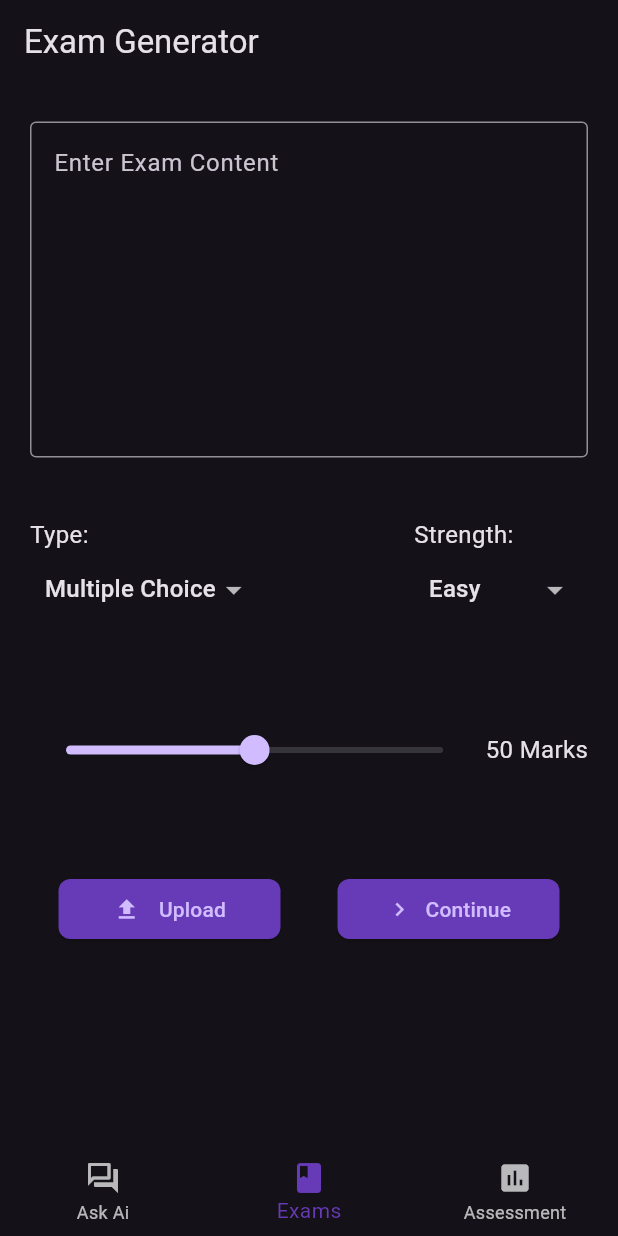
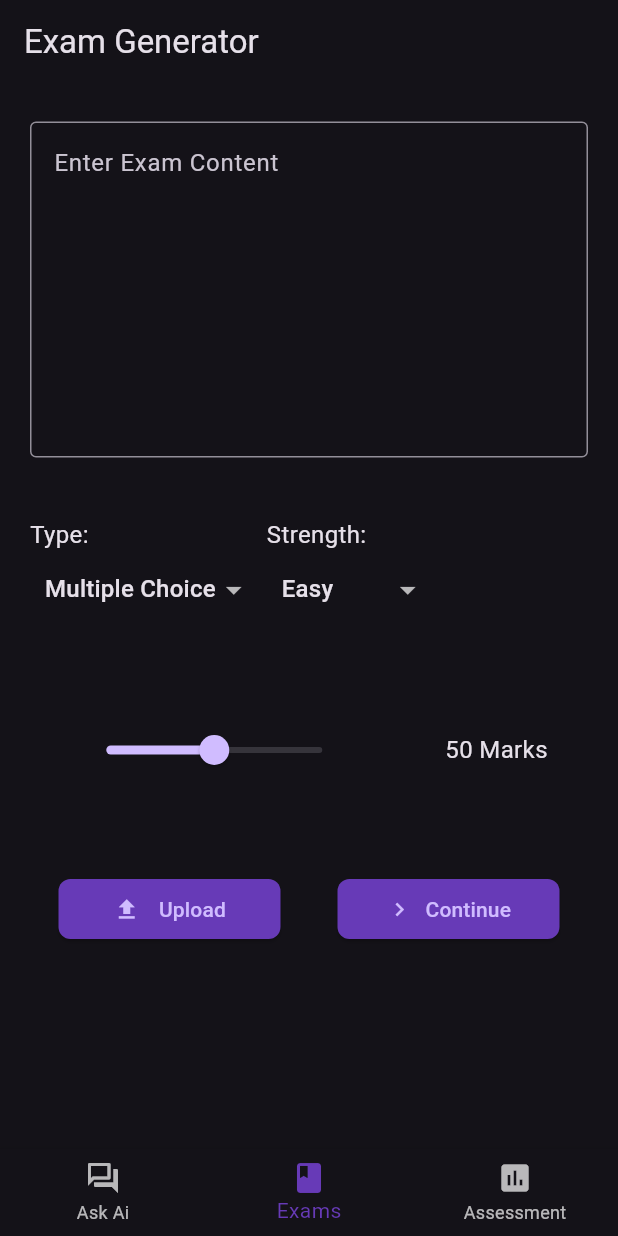
Before and after one commit to rufaromugabe/eureka, a Flutter app: the screen it shows after launch, item 2 of the bottom bar chosen, after a tap on "Upload", on a phone screen of 412 x 824 dp. Run offline on Flutter 3.47's test engine with Material 3 defaults, Android fonts, the light colour scheme and no system bars; our stand-ins replace camera, file_picker, flutter_markdown, google_generative_ai, image_picker, percent_indicator and 1 more; missing offline and left inert: docx_to_text.

Commit message:
another update2

```diff
--- a/lib/Ask.dart
+++ b/lib/Ask.dart
@@ -1,42 +1,40 @@
-import 'package:flutter/material.dart';
+import 'dart:async';
+import 'dart:io';
+import 'package:eureka/main.dart';
+import 'package:permission_handler/permission_handler.dart';
+import 'package:flutter/services.dart';
 import 'package:flutter_markdown/flutter_markdown.dart';
 import 'package:google_generative_ai/google_generative_ai.dart';
+import 'package:image_picker/image_picker.dart';
+import 'package:path/path.dart' as path;
+import 'package:docx_to_text/docx_to_text.dart';
+import 'package:flutter/material.dart';
+import 'package:file_picker/file_picker.dart';
+
+double lenSliderValue = 50;
+final ImagePicker _picker = ImagePicker();
+XFile? image;
+
+Image? imageFIle = Image.asset('assets/images/placeholder.jpg');
 
 class AskAi extends StatefulWidget {
-  const AskAi({super.key});
+  const AskAi({
+    super.key,
+  });
 
   @override
-  State<AskAi> createState() => _AskAiState();
+  _AskAiState createState() => _AskAiState();
 }
 
 class _AskAiState extends State<AskAi> {
-  String? apiKey;
-
-  @override
-  Widget build(BuildContext context) {
-    return Scaffold(
-        appBar: AppBar(
-          title: const Text('Ask AI'),
-        ),
-        body: const ChatWidget());
-  }
-}
-
-class ChatWidget extends StatefulWidget {
-  const ChatWidget({super.key});
-
-  final String apiKey = "AIzaSyDRiI5PgPjGCoWOjOZxSf0a5P_6lirLPQc";
-
-  @override
-  State<ChatWidget> createState() => _ChatWidgetState();
-}
-
-class _ChatWidgetState extends State<ChatWidget> {
+  final _controller = TextEditingController();
+  final _controller1 = TextEditingController();
+  int askindex = 0;
+  String? _response = "";
+  String data = "no data provided please upload a content";
   late final GenerativeModel _model;
   late final ChatSession _chat;
-  final ScrollController _scrollController = ScrollController();
-  final TextEditingController _textController = TextEditingController();
-  final FocusNode _textFieldFocus = FocusNode(debugLabel: 'TextField');
+
   bool _loading = false;
 
   @override
@@ -44,169 +42,196 @@ class _ChatWidgetState extends State<ChatWidget> {
     super.initState();
     _model = GenerativeModel(
       model: 'gemini-1.5-pro-latest',
-      apiKey: widget.apiKey,
+      apiKey: apiKey,
+      systemInstruction: Content.text(
+          "Use this data provided as your knowledge to respond to all questions strictly "),
     );
     _chat = _model.startChat();
   }
 
-  void _scrollDown() {
-    WidgetsBinding.instance.addPostFrameCallback(
-      (_) => _scrollController.animateTo(
-        _scrollController.position.maxScrollExtent,
-        duration: const Duration(
-          milliseconds: 750,
-        ),
-        curve: Curves.easeOutCirc,
-      ),
-    );
-  }
-
-  @override
-  Widget build(BuildContext context) {
-    final history = _chat.history.toList();
-    return Padding(
-      padding: const EdgeInsets.all(8.0),
-      child: Column(
-        mainAxisAlignment: MainAxisAlignment.center,
-        crossAxisAlignment: CrossAxisAlignment.start,
-        children: [
-          Expanded(
-            child: ListView.builder(
-              controller: _scrollController,
-              itemBuilder: (context, idx) {
-                final content = history[idx];
-                final text = content.parts
-                    .whereType<TextPart>()
-                    .map<String>((e) => e.text)
-                    .join('');
-                return MessageWidget(
-                  text: text,
-                  isFromUser: content.role == 'user',
-                );
-              },
-              itemCount: history.length,
-            ),
-          ),
-          Padding(
-            padding: const EdgeInsets.symmetric(
-              vertical: 25,
-              horizontal: 15,
-            ),
-            child: Row(
-              children: [
-                Expanded(
-                  child: TextField(
-                    autofocus: true,
-                    focusNode: _textFieldFocus,
-                    decoration:
-                        textFieldDecoration(context, 'Enter a prompt...'),
-                    controller: _textController,
-                    onSubmitted: (String value) {
-                      _sendChatMessage(value);
-                    },
-                  ),
-                ),
-                const SizedBox.square(dimension: 15),
-                if (!_loading)
-                  IconButton(
-                    onPressed: () async {
-                      _sendChatMessage(_textController.text);
-                    },
-                    icon: Icon(
-                      Icons.send,
-                      color: Theme.of(context).colorScheme.primary,
-                    ),
-                  )
-                else
-                  const CircularProgressIndicator(),
-              ],
-            ),
-          ),
-        ],
-      ),
-    );
-  }
-
-  Future<void> _sendChatMessage(String message) async {
+  Future<String> getResponse(String message) async {
     setState(() {
       _loading = true;
     });
-
     try {
       final response = await _chat.sendMessage(
         Content.text(message),
       );
-      final text = response.text;
+      _response = response.text;
 
-      if (text == null) {
-        _showError('Empty response.');
-        return;
+      if (_response == null) {
+        return 'Empty response.';
       } else {
         setState(() {
           _loading = false;
-          _scrollDown();
         });
+        return _response!;
       }
     } catch (e) {
-      _showError(e.toString());
-      setState(() {
-        _loading = false;
-      });
-    } finally {
-      _textController.clear();
-      setState(() {
-        _loading = false;
-      });
-      _textFieldFocus.requestFocus();
+      showDialog(
+        context: context,
+        builder: (BuildContext context) {
+          return AlertDialog(
+            title: Text('Connection Error'),
+            content: Text(e.toString()),
+            actions: <Widget>[
+              TextButton(
+                child: Text('Close'),
+                onPressed: () {
+                  Navigator.of(context).pop();
+                },
+              ),
+            ],
+          );
+        },
+      );
+      print(e.toString());
+      return 'Error: ${e.toString()}';
     }
   }
 
-  void _showError(String message) {
+  Future<void> pickAndReadFile() async {
+    var status = await Permission.storage.status;
+    if (!status.isGranted) {
+      status = await Permission.storage.request();
+      if (!status.isGranted) {
+        return;
+      }
+    }
+    FilePickerResult? result = await FilePicker.platform.pickFiles();
+
+    if (result != null) {
+      File file = File(result.files.single.path!);
+      String extension = path.extension(file.path);
+
+      if (extension == '.docx') {
+        final bytes = await file.readAsBytes();
+        final fileContent = docxToText(bytes);
+        data = fileContent;
+        _controller.text = fileContent;
+      } else if (extension == '.txt') {
+        String fileContent = await file.readAsString();
+        _controller.text = fileContent;
+      } else {
         showDialog(
           context: context,
-      builder: (context) {
+          builder: (BuildContext context) {
             return AlertDialog(
-          title: const Text('Something went wrong'),
-          content: SingleChildScrollView(
-            child: Text(message),
-          ),
-          actions: [
+              title: const Text('File Error'),
+              content: const Text('Unsupported file type'),
+              actions: <Widget>[
                 TextButton(
+                  child: const Text('Close'),
                   onPressed: () {
                     Navigator.of(context).pop();
                   },
-              child: const Text('OK'),
-            )
+                ),
               ],
             );
           },
         );
       }
+    } else {}
   }
 
-class MessageWidget extends StatelessWidget {
-  const MessageWidget({
-    super.key,
-    required this.text,
-    required this.isFromUser,
+  @override
+  build(BuildContext context) {
+    return Scaffold(
+      appBar: AppBar(
+        title: const Text('Ask Document'),
+      ),
+      body: Padding(
+        padding: const EdgeInsets.all(20.0),
+        child: SingleChildScrollView(
+          physics: BouncingScrollPhysics(),
+          child: Column(
+            mainAxisAlignment: MainAxisAlignment.center,
+            children: [
+              const SizedBox(
+                height: 5,
+              ),
+              Row(
+                children: [
+                  Expanded(
+                    child: Container(
+                      alignment: Alignment.center,
+                      height: 80,
+                      child: TextField(
+                        maxLines: 10,
+                        controller: _controller,
+                        decoration: const InputDecoration(
+                            hintText: 'Enter Marking Guide or Question content',
+                            border: OutlineInputBorder()),
+                      ),
+                    ),
+                  ),
+                  SizedBox(
+                    width: 10,
+                  ),
+                  InkWell(
+                    hoverColor: Colors.deepPurple.withOpacity(0.2),
+                    onTap: () {
+                      pickAndReadFile();
+                    },
+                    child: Container(
+                      width: 80,
+                      height: 80,
+                      decoration: BoxDecoration(
+                        border: Border.all(
+                          color: Colors.white,
+                          width: 2,
+                        ),
+                        borderRadius: BorderRadius.circular(8),
+                      ),
+                      child: Column(
+                        mainAxisAlignment: MainAxisAlignment.center,
+                        children: [
+                          IconButton(
+                            tooltip: "Add File",
+                            icon: Icon(Icons
+                                .upload_file_rounded), // replace with your preferred icon
+                            onPressed: () {
+                              pickAndReadFile();
+                            },
+                          ),
+                          Text('Add File')
+                        ],
+                      ),
+                    ),
+                  )
+                ],
+              ),
+              const SizedBox(
+                height: 20,
+              ),
+              Row(children: [
+                Expanded(
+                  child: TextField(
+                    controller: _controller1,
+                    decoration: const InputDecoration(
+                        hintText: 'Ask your document',
+                        border: OutlineInputBorder()),
+                  ),
+                ),
+                IconButton(
+                    onPressed: () {
+                      setState(() {
+                        getResponse("${_controller1.text} from $data");
+                        askindex = 1;
                       });
-
-  final String text;
-  final bool isFromUser;
-
-  @override
-  Widget build(BuildContext context) {
-    return Row(
-      mainAxisAlignment:
-          isFromUser ? MainAxisAlignment.end : MainAxisAlignment.start,
-      children: [
-        Flexible(
-          child: Container(
-            constraints: const BoxConstraints(maxWidth: 480),
+                    },
+                    icon: Icon(Icons.send)),
+              ]),
+              if (askindex == 1) ...[
+                SizedBox(
+                  height: 20,
+                ),
+                Container(
+                  height: 350,
+                  width: 500,
+                  constraints: const BoxConstraints(maxWidth: 800),
                   decoration: BoxDecoration(
-              color: isFromUser
-                  ? Theme.of(context).colorScheme.primaryContainer
-                  : Theme.of(context).colorScheme.surfaceContainerHighest,
+                    border: Border.all(color: Colors.white),
                     borderRadius: BorderRadius.circular(18),
                   ),
                   padding: const EdgeInsets.symmetric(
@@ -214,32 +239,23 @@ class MessageWidget extends StatelessWidget {
                     horizontal: 20,
                   ),
                   margin: const EdgeInsets.only(bottom: 8),
-            child: MarkdownBody(data: text),
+                  child: SingleChildScrollView(
+                    child: Container(
+                        child: _loading
+                            ? Column(
+                                mainAxisAlignment: MainAxisAlignment.center,
+                                children: [
+                                  CircularProgressIndicator(),
+                                ],
+                              )
+                            : MarkdownBody(data: _response!)),
+                  ),
+                )
+              ]
+            ],
           ),
         ),
-      ],
+      ),
     );
   }
 }
-
-InputDecoration textFieldDecoration(BuildContext context, String hintText) =>
-    InputDecoration(
-      contentPadding: const EdgeInsets.all(15),
-      hintText: hintText,
-      border: OutlineInputBorder(
-        borderRadius: const BorderRadius.all(
-          Radius.circular(14),
-        ),
-        borderSide: BorderSide(
-          color: Theme.of(context).colorScheme.secondary,
-        ),
-      ),
-      focusedBorder: OutlineInputBorder(
-        borderRadius: const BorderRadius.all(
-          Radius.circular(14),
-        ),
-        borderSide: BorderSide(
-          color: Theme.of(context).colorScheme.secondary,
-        ),
-      ),
-    );
--- a/lib/examscreen.dart
+++ b/lib/examscreen.dart
@@ -71,7 +71,6 @@ class _ExamScreenState extends State<ExamScreen> {
   @override
   build(BuildContext context) {
     return Scaffold(
-      resizeToAvoidBottomInset: false,
       appBar: AppBar(
         title: const Text('Exam Generator'),
       ),
@@ -82,11 +81,14 @@ class _ExamScreenState extends State<ExamScreen> {
             const SizedBox(
               height: 5,
             ),
-            TextField(
+            Container(
+              child: TextField(
                 maxLines: 8,
                 controller: _controller,
                 decoration: const InputDecoration(
-                  hintText: 'Enter Exam Content', border: OutlineInputBorder()),
+                    hintText: 'Enter Exam Content',
+                    border: OutlineInputBorder()),
+              ),
             ),
             const SizedBox(
               height: 40,
@@ -116,7 +118,6 @@ class _ExamScreenState extends State<ExamScreen> {
                     )
                   ],
                 ),
-                const Spacer(),
                 Column(
                   crossAxisAlignment: CrossAxisAlignment.start,
                   children: [
@@ -141,7 +142,9 @@ class _ExamScreenState extends State<ExamScreen> {
               child: Row(
                 mainAxisAlignment: MainAxisAlignment.spaceAround,
                 children: [
-                  Expanded(
+                  Container(
+                    height: 50,
+                    child: Expanded(
                       child: Slider(
                         value: markSliderValue,
                         min: 0,
@@ -152,6 +155,7 @@ class _ExamScreenState extends State<ExamScreen> {
                             markSliderValue = value;
                           });
                         },
+                      ),
                     ),
                   ),
                   Text(
```
Lines whose indentation alone changed are shown as unchanged.
